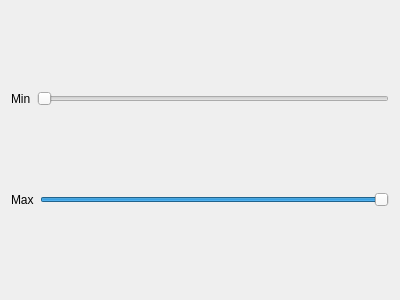
Qt form ImageViewerQt/setcontrast.ui (LeekaiDel/TestTask) before a commit.
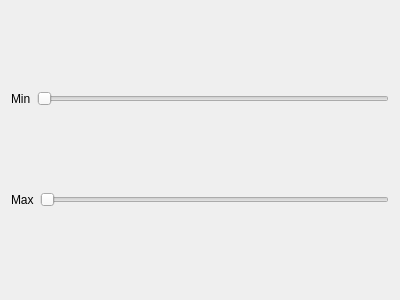
The same form after that commit.

```diff
--- a/ImageViewerQt/setcontrast.ui
+++ b/ImageViewerQt/setcontrast.ui
@@ -50,7 +50,7 @@
         <number>255</number>
        </property>
        <property name="sliderPosition">
-        <number>255</number>
+        <number>0</number>
        </property>
        <property name="orientation">
         <enum>Qt::Horizontal</enum>
```
